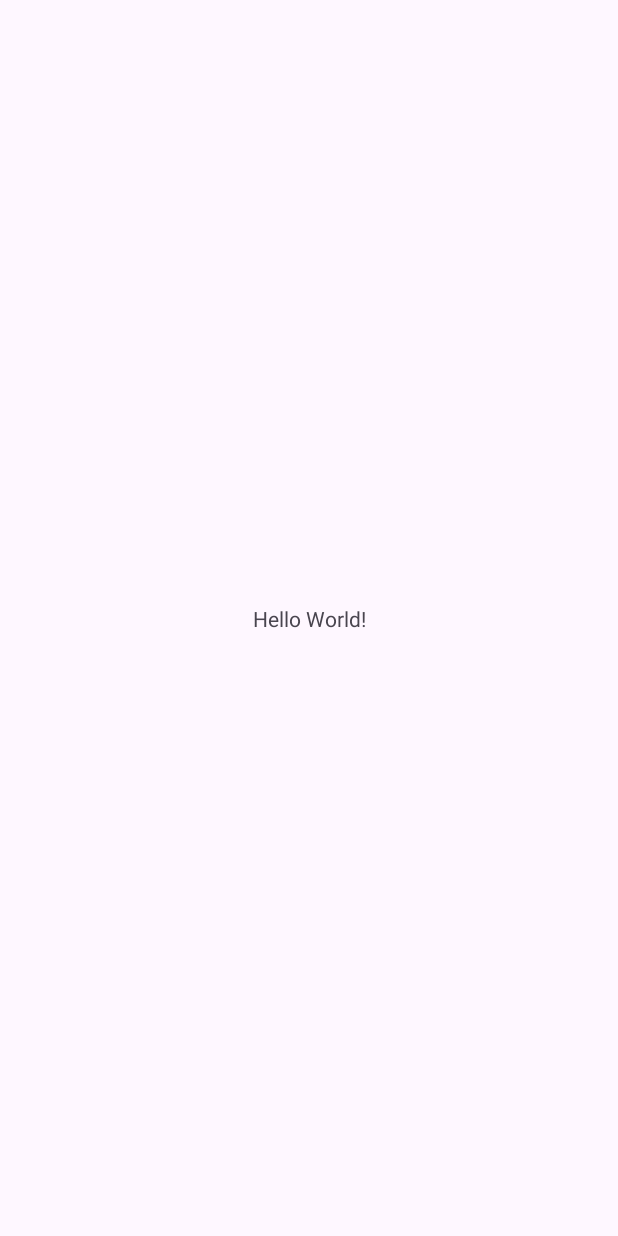
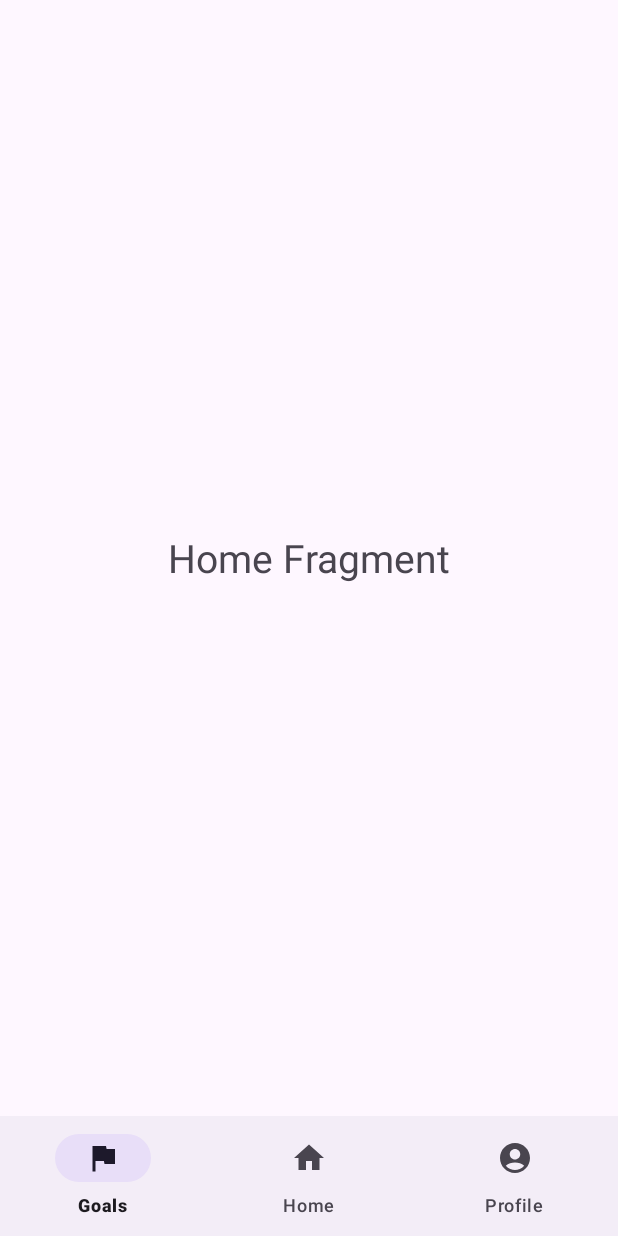
Before and after one commit to BerkeSavasci/Hera, an Android app: the screen it shows after launch (MainActivity), on a phone screen of 412 x 824 dp. Before the commit the screen is almost empty. Run offline under Robolectric (Android 15) with nearby library versions, the phone set to English and light mode, and no system bars; 4 statements that could not run were skipped.

Commit message:
Created Bottom Navigation Bar added bottom navigation bar for the mobile app with goals, home and profile options. Implemented them as fragments and made the home fragment the default on launch

```diff
--- a/mobile/build.gradle.kts
+++ b/mobile/build.gradle.kts
@@ -26,6 +26,9 @@ android {
             )
         }
     }
+    buildFeatures{
+        viewBinding = true
+    }
     compileOptions {
         sourceCompatibility = JavaVersion.VERSION_1_8
         targetCompatibility = JavaVersion.VERSION_1_8
--- /dev/null
+++ b/mobile/src/main/java/com/berbas/hera/HomeFragment.kt
@@ -0,0 +1,59 @@
+package com.berbas.hera
+
+import android.os.Bundle
+import androidx.fragment.app.Fragment
+import android.view.LayoutInflater
+import android.view.View
+import android.view.ViewGroup
+
+// TODO: Rename parameter arguments, choose names that match
+// the fragment initialization parameters, e.g. ARG_ITEM_NUMBER
+private const val ARG_PARAM1 = "param1"
+private const val ARG_PARAM2 = "param2"
+
+/**
+ * A simple [Fragment] subclass.
+ * Use the [HomeFragment.newInstance] factory method to
+ * create an instance of this fragment.
+ */
+class HomeFragment : Fragment() {
+    // TODO: Rename and change types of parameters
+    private var param1: String? = null
+    private var param2: String? = null
+
+    override fun onCreate(savedInstanceState: Bundle?) {
+        super.onCreate(savedInstanceState)
+        arguments?.let {
+            param1 = it.getString(ARG_PARAM1)
+            param2 = it.getString(ARG_PARAM2)
+        }
+    }
+
+    override fun onCreateView(
+        inflater: LayoutInflater, container: ViewGroup?,
+        savedInstanceState: Bundle?
+    ): View? {
+        // Inflate the layout for this fragment
+        return inflater.inflate(R.layout.fragment_home, container, false)
+    }
+
+    companion object {
+        /**
+         * Use this factory method to create a new instance of
+         * this fragment using the provided parameters.
+         *
+         * @param param1 Parameter 1.
+         * @param param2 Parameter 2.
+         * @return A new instance of fragment Home.
+         */
+        // TODO: Rename and change types and number of parameters
+        @JvmStatic
+        fun newInstance(param1: String, param2: String) =
+            HomeFragment().apply {
+                arguments = Bundle().apply {
+                    putString(ARG_PARAM1, param1)
+                    putString(ARG_PARAM2, param2)
+                }
+            }
+    }
+}
--- a/mobile/src/main/java/com/berbas/hera/MainActivity.kt
+++ b/mobile/src/main/java/com/berbas/hera/MainActivity.kt
@@ -1,20 +1,41 @@
 package com.berbas.hera
 
 import android.os.Bundle
-import androidx.activity.enableEdgeToEdge
 import androidx.appcompat.app.AppCompatActivity
-import androidx.core.view.ViewCompat
-import androidx.core.view.WindowInsetsCompat
+import androidx.fragment.app.Fragment
+import com.berbas.hera.databinding.ActivityMainBinding
 
 class MainActivity : AppCompatActivity() {
+
+    private lateinit var binding: ActivityMainBinding
     override fun onCreate(savedInstanceState: Bundle?) {
         super.onCreate(savedInstanceState)
-        enableEdgeToEdge()
         setContentView(R.layout.activity_main)
-        ViewCompat.setOnApplyWindowInsetsListener(findViewById(R.id.main)) { v, insets ->
-            val systemBars = insets.getInsets(WindowInsetsCompat.Type.systemBars())
-            v.setPadding(systemBars.left, systemBars.top, systemBars.right, systemBars.bottom)
-            insets
+
+        binding = ActivityMainBinding.inflate(layoutInflater)
+        setContentView(binding.root)
+        replaceFragment(HomeFragment())
+        binding.bottomNavigationView.selectedItemId = R.id.home
+
+        binding.bottomNavigationView.setOnItemSelectedListener {
+
+            when (it.itemId) {
+                R.id.home -> replaceFragment(HomeFragment())
+                R.id.goals -> replaceFragment(GoalFragment())
+                R.id.profile -> replaceFragment(ProfileFragment())
+                else -> {
+
+                }
+            }
+            true
         }
+
+    }
+
+    private fun replaceFragment(fragment: Fragment) {
+        val fragmentManager = supportFragmentManager
+        val fragmentTransaction = fragmentManager.beginTransaction()
+        fragmentTransaction.replace(R.id.frame_layout, fragment)
+        fragmentTransaction.commit()
     }
 }
--- /dev/null
+++ b/mobile/src/main/res/drawable/baseline_account_circle_24.xml
@@ -0,0 +1,5 @@
+<vector xmlns:android="http://schemas.android.com/apk/res/android" android:height="24dp" android:tint="#000000" android:viewportHeight="24" android:viewportWidth="24" android:width="24dp">
+
+    <path android:fillColor="@android:color/white" android:pathData="M12,2C6.48,2 2,6.48 2,12s4.48,10 10,10s10,-4.48 10,-10S17.52,2 12,2zM12,6c1.93,0 3.5,1.57 3.5,3.5S13.93,13 12,13s-3.5,-1.57 -3.5,-3.5S10.07,6 12,6zM12,20c-2.03,0 -4.43,-0.82 -6.14,-2.88C7.55,15.8 9.68,15 12,15s4.45,0.8 6.14,2.12C16.43,19.18 14.03,20 12,20z"/>
+
+</vector>
--- /dev/null
+++ b/mobile/src/main/res/drawable/baseline_assistant_photo_24.xml
@@ -0,0 +1,5 @@
+<vector xmlns:android="http://schemas.android.com/apk/res/android" android:height="24dp" android:tint="#000000" android:viewportHeight="24" android:viewportWidth="24" android:width="24dp">
+
+    <path android:fillColor="@android:color/white" android:pathData="M14.4,6L14,4H5v17h2v-7h5.6l0.4,2h7V6z"/>
+
+</vector>
--- /dev/null
+++ b/mobile/src/main/res/drawable/baseline_home_24.xml
@@ -0,0 +1,5 @@
+<vector xmlns:android="http://schemas.android.com/apk/res/android" android:height="24dp" android:tint="#000000" android:viewportHeight="24" android:viewportWidth="24" android:width="24dp">
+
+    <path android:fillColor="@android:color/white" android:pathData="M10,20v-6h4v6h5v-8h3L12,3 2,12h3v8z"/>
+
+</vector>
--- a/mobile/src/main/res/layout/activity_main.xml
+++ b/mobile/src/main/res/layout/activity_main.xml
@@ -7,13 +7,23 @@
     android:layout_height="match_parent"
     tools:context=".MainActivity">
 
-    <TextView
-        android:layout_width="wrap_content"
+    <FrameLayout
+        android:id="@+id/frame_layout"
+        android:layout_width="0dp"
+        android:layout_height="0dp"
+        app:layout_constraintBottom_toTopOf="@+id/bottomNavigationView"
+        app:layout_constraintEnd_toEndOf="parent"
+        app:layout_constraintStart_toStartOf="parent"
+        app:layout_constraintTop_toTopOf="parent">
+
+    </FrameLayout>
+
+    <com.google.android.material.bottomnavigation.BottomNavigationView
+        android:id="@+id/bottomNavigationView"
+        android:layout_width="0dp"
         android:layout_height="wrap_content"
-        android:text="Hello World!"
         app:layout_constraintBottom_toBottomOf="parent"
         app:layout_constraintEnd_toEndOf="parent"
         app:layout_constraintStart_toStartOf="parent"
-        app:layout_constraintTop_toTopOf="parent" />
-
+        app:menu="@menu/bottom_nav_bar"/>
 </androidx.constraintlayout.widget.ConstraintLayout>
--- /dev/null
+++ b/mobile/src/main/res/layout/fragment_home.xml
@@ -0,0 +1,16 @@
+<?xml version="1.0" encoding="utf-8"?>
+<FrameLayout xmlns:android="http://schemas.android.com/apk/res/android"
+    xmlns:tools="http://schemas.android.com/tools"
+    android:layout_width="match_parent"
+    android:layout_height="match_parent"
+    tools:context=".HomeFragment">
+
+    <!-- TODO: Update blank fragment layout -->
+    <TextView
+        android:layout_width="wrap_content"
+        android:layout_height="wrap_content"
+        android:text="Home Fragment"
+        android:textSize="26sp"
+        android:layout_gravity="center"/>
+
+</FrameLayout>
--- /dev/null
+++ b/mobile/src/main/res/menu/bottom_nav_bar.xml
@@ -0,0 +1,14 @@
+<?xml version="1.0" encoding="utf-8"?>
+<menu xmlns:android="http://schemas.android.com/apk/res/android">
+
+    <item android:title="Goals"
+        android:id="@+id/goals"
+        android:icon="@drawable/baseline_assistant_photo_24"/>
+    <item android:title="Home"
+        android:id="@+id/home"
+        android:icon="@drawable/baseline_home_24"/>
+    <item android:title="Profile"
+        android:id="@+id/profile"
+        android:icon="@drawable/baseline_account_circle_24"/>
+
+</menu>
--- a/mobile/src/main/res/values/strings.xml
+++ b/mobile/src/main/res/values/strings.xml
@@ -1,3 +1,5 @@
 <resources>
     <string name="app_name">Hera</string>
+    <!-- TODO: Remove or change this placeholder text -->
+    <string name="hello_blank_fragment">Hello blank fragment</string>
 </resources>
```
Also changed, not shown: mobile/src/main/java/com/berbas/hera/GoalFragment.kt (added, +59 -0 lines), mobile/src/main/java/com/berbas/hera/ProfileFragment.kt (added, +59 -0 lines), mobile/src/main/res/layout/fragment_goal.xml (added, +16 -0 lines), mobile/src/main/res/layout/fragment_profile.xml (added, +16 -0 lines).
